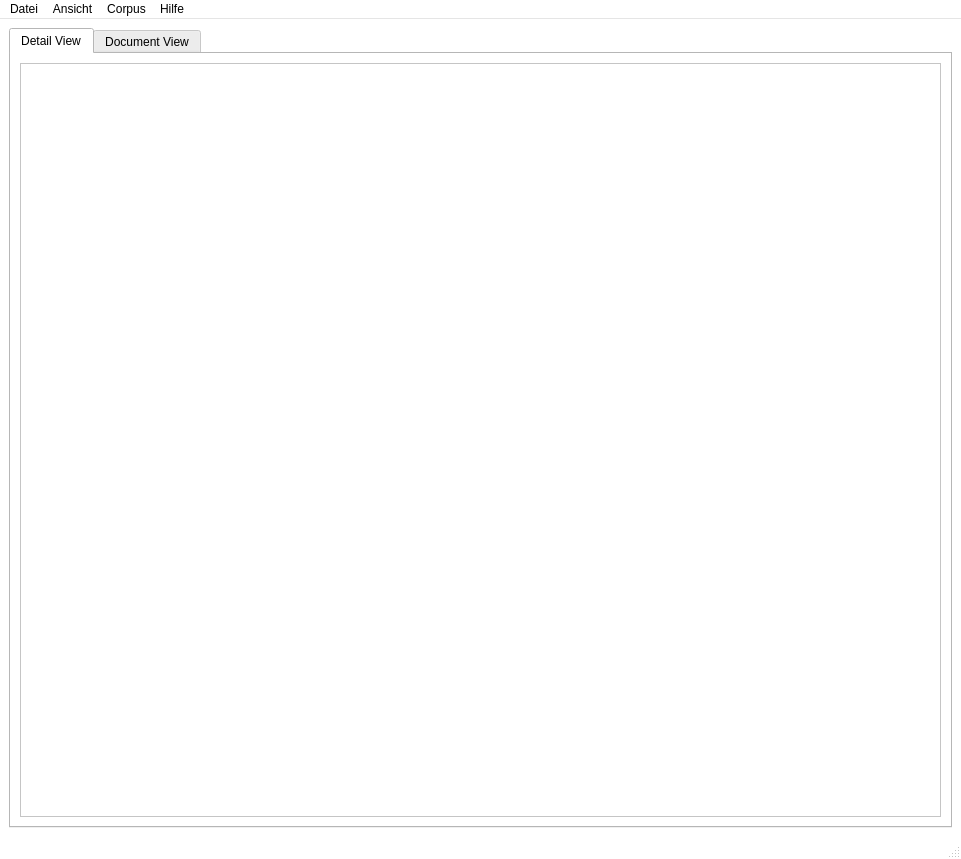
This is src/ui/ui_files/testview2.ui in Zarnosch/AVaAoMDTV as Qt 5 draws it before an edit. The edited form follows.
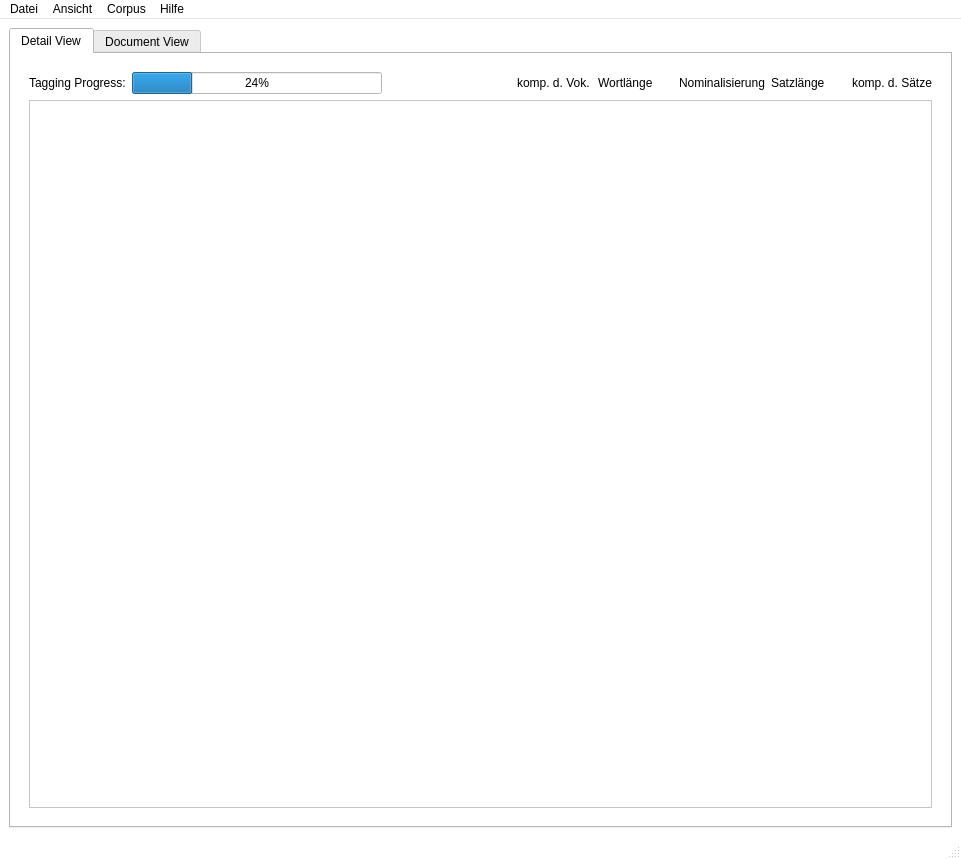
This is the edited form.

Commit message: added some stuff for the detailed view

What changed in the file:
```diff
--- a/src/ui/ui_files/testview2.ui
+++ b/src/ui/ui_files/testview2.ui
@@ -457,13 +457,196 @@
        <attribute name="title">
         <string>Detail View</string>
        </attribute>
-       <layout class="QGridLayout" name="gridLayout_10">
-        <item row="0" column="0">
-         <layout class="QGridLayout" name="gridLayout_9">
-          <item row="0" column="0">
-           <widget class="QTextBrowser" name="textBrowser"/>
-          </item>
-         </layout>
+       <layout class="QGridLayout" name="gridLayout_13">
+        <item row="0" column="0" rowspan="2" colspan="2">
+         <widget class="QWidget" name="gridWidget_2" native="true">
+          <property name="enabled">
+           <bool>true</bool>
+          </property>
+          <property name="sizePolicy">
+           <sizepolicy hsizetype="Preferred" vsizetype="Preferred">
+            <horstretch>0</horstretch>
+            <verstretch>0</verstretch>
+           </sizepolicy>
+          </property>
+          <layout class="QGridLayout" name="gridLayout_9">
+           <item row="1" column="0">
+            <layout class="QHBoxLayout" name="horizontalLayout_4">
+             <item>
+              <layout class="QGridLayout" name="gridLayout_12">
+               <item row="0" column="0">
+                <widget class="QLabel" name="label_4">
+                 <property name="text">
+                  <string>Tagging Progress:</string>
+                 </property>
+                </widget>
+               </item>
+               <item row="0" column="1">
+                <widget class="QProgressBar" name="progressBar_2">
+                 <property name="sizePolicy">
+                  <sizepolicy hsizetype="Fixed" vsizetype="Fixed">
+                   <horstretch>0</horstretch>
+                   <verstretch>0</verstretch>
+                  </sizepolicy>
+                 </property>
+                 <property name="minimumSize">
+                  <size>
+                   <width>250</width>
+                   <height>0</height>
+                  </size>
+                 </property>
+                 <property name="value">
+                  <number>24</number>
+                 </property>
+                </widget>
+               </item>
+              </layout>
+             </item>
+             <item>
+              <spacer name="horizontalSpacer_2">
+               <property name="orientation">
+                <enum>Qt::Horizontal</enum>
+               </property>
+               <property name="sizeType">
+                <enum>QSizePolicy::Expanding</enum>
+               </property>
+               <property name="sizeHint" stdset="0">
+                <size>
+                 <width>40</width>
+                 <height>20</height>
+                </size>
+               </property>
+              </spacer>
+             </item>
+             <item>
+              <layout class="QGridLayout" name="gridLayout_10">
+               <property name="sizeConstraint">
+                <enum>QLayout::SetDefaultConstraint</enum>
+               </property>
+               <property name="leftMargin">
+                <number>0</number>
+               </property>
+               <property name="rightMargin">
+                <number>0</number>
+               </property>
+               <property name="spacing">
+                <number>6</number>
+               </property>
+               <item row="0" column="4">
+                <widget class="QLabel" name="labelWortlaenge_5">
+                 <property name="sizePolicy">
+                  <sizepolicy hsizetype="Fixed" vsizetype="Preferred">
+                   <horstretch>0</horstretch>
+                   <verstretch>0</verstretch>
+                  </sizepolicy>
+                 </property>
+                 <property name="minimumSize">
+                  <size>
+                   <width>75</width>
+                   <height>0</height>
+                  </size>
+                 </property>
+                 <property name="text">
+                  <string>Wortlänge </string>
+                 </property>
+                </widget>
+               </item>
+               <item row="0" column="2">
+                <widget class="QLabel" name="labelKompVok_5">
+                 <property name="sizePolicy">
+                  <sizepolicy hsizetype="Fixed" vsizetype="Preferred">
+                   <horstretch>0</horstretch>
+                   <verstretch>0</verstretch>
+                  </sizepolicy>
+                 </property>
+                 <property name="minimumSize">
+                  <size>
+                   <width>75</width>
+                   <height>0</height>
+                  </size>
+                 </property>
+                 <property name="text">
+                  <string>komp. d. Vok.</string>
+                 </property>
+                </widget>
+               </item>
+               <item row="0" column="7">
+                <widget class="QLabel" name="labelKompSatz_5">
+                 <property name="sizePolicy">
+                  <sizepolicy hsizetype="Fixed" vsizetype="Preferred">
+                   <horstretch>0</horstretch>
+                   <verstretch>0</verstretch>
+                  </sizepolicy>
+                 </property>
+                 <property name="minimumSize">
+                  <size>
+                   <width>75</width>
+                   <height>0</height>
+                  </size>
+                 </property>
+                 <property name="text">
+                  <string>komp. d. Sätze</string>
+                 </property>
+                </widget>
+               </item>
+               <item row="0" column="6">
+                <widget class="QLabel" name="labelSatzlaenge_5">
+                 <property name="sizePolicy">
+                  <sizepolicy hsizetype="Fixed" vsizetype="Preferred">
+                   <horstretch>0</horstretch>
+                   <verstretch>0</verstretch>
+                  </sizepolicy>
+                 </property>
+                 <property name="minimumSize">
+                  <size>
+                   <width>75</width>
+                   <height>0</height>
+                  </size>
+                 </property>
+                 <property name="text">
+                  <string>Satzlänge</string>
+                 </property>
+                </widget>
+               </item>
+               <item row="0" column="5">
+                <widget class="QLabel" name="labelNom_5">
+                 <property name="sizePolicy">
+                  <sizepolicy hsizetype="Fixed" vsizetype="Preferred">
+                   <horstretch>0</horstretch>
+                   <verstretch>0</verstretch>
+                  </sizepolicy>
+                 </property>
+                 <property name="minimumSize">
+                  <size>
+                   <width>75</width>
+                   <height>0</height>
+                  </size>
+                 </property>
+                 <property name="text">
+                  <string>Nominalisierung</string>
+                 </property>
+                </widget>
+               </item>
+              </layout>
+             </item>
+            </layout>
+           </item>
+           <item row="2" column="0">
+            <layout class="QVBoxLayout" name="verticalLayout_3">
+             <item>
+              <widget class="QTextBrowser" name="plainTextEdit_2">
+               <property name="sizePolicy">
+                <sizepolicy hsizetype="Expanding" vsizetype="Expanding">
+                 <horstretch>0</horstretch>
+                 <verstretch>0</verstretch>
+                </sizepolicy>
+               </property>
+              </widget>
+             </item>
+            </layout>
+           </item>
+          </layout>
+         </widget>
         </item>
        </layout>
        <zorder>plainTextEdit</zorder>
```
Left out of the diff: 3 changed lines with no effect on the pictures. The commit also changes 2 other files.
